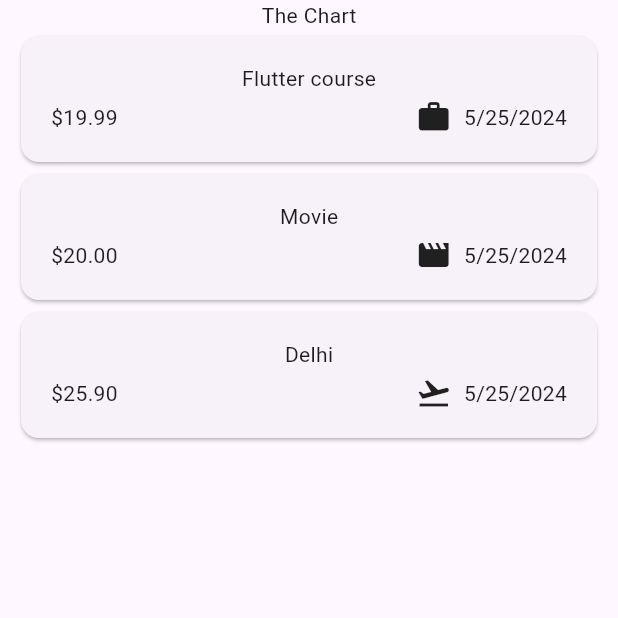
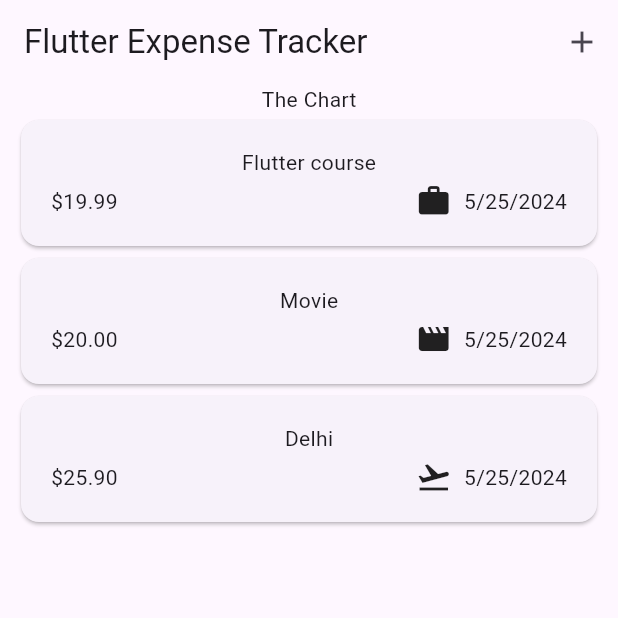
Before and after one commit to swatisharma9882/expense_tracker_app, a Flutter app: the screen it shows after launch, on a phone screen of 412 x 824 dp, the top half of it. Run offline on Flutter 3.47's test engine with Material 3 defaults, Android fonts, the phone set to English and light mode, and no system bars.

Commit message:
expense add and delete

```diff
--- a/lib/main.dart
+++ b/lib/main.dart
@@ -10,9 +10,10 @@ import "package:flutter/material.dart";
 
       @override
       Widget build(BuildContext context) {
-        return const MaterialApp(
+        return  MaterialApp(
           debugShowCheckedModeBanner: false,
-          home: Expenses(),
+          theme: ThemeData(useMaterial3: true),
+          home: const Expenses(),
         );
       }
     }
--- a/lib/screen/expenses.dart
+++ b/lib/screen/expenses.dart
@@ -1,4 +1,5 @@
 import 'package:expense_tracker_app/widgets/expenses_list.dart';
+import 'package:expense_tracker_app/widgets/new_expense.dart';
 import 'package:flutter/material.dart';
 
 import 'package:expense_tracker_app/models/expense.dart';
@@ -28,15 +29,66 @@ class _ExpensesState extends State<Expenses> {
         date: DateTime.now(),
         category: Category.travel),
   ];
+
+  void _openAddExpenseOverlay() {
+    showModalBottomSheet(
+      isScrollControlled: true,
+      context: context,
+      builder: (cxt) => NewExpense(onAddExpense: _addExpense),
+    );
+  }
+
+  void _addExpense(Expense expense) {
+    setState(() {
+      _registeredExpenses.add(expense);
+    });
+  }
+
+  void _removeExpense(Expense expense) {
+    final expenseIndex = _registeredExpenses.indexOf(expense);
+    setState(() {
+      _registeredExpenses.remove(expense);
+    });
+    ScaffoldMessenger.of(context).clearSnackBars();
+    ScaffoldMessenger.of(context).showSnackBar(
+      SnackBar(
+        duration: const Duration(seconds: 3),
+        content: const Text("Expense deleted"),
+        action: SnackBarAction(
+            label: "Undo",
+            onPressed: () {
+              setState(() {
+                _registeredExpenses.insert(expenseIndex, expense);
+              });
+            }),
+      ),
+    );
+  }
+
   @override
   Widget build(BuildContext context) {
+    Widget mainContent = const Center(
+      child: Text("No Expenses found"),
+    );
+
+    if (_registeredExpenses.isNotEmpty) {
+      mainContent = ExpensesList(
+          expense: _registeredExpenses, onRemoveExpense: _removeExpense);
+    }
     return Scaffold(
+        appBar: AppBar(
+          title: const Text("Flutter Expense Tracker"),
+          actions: [
+            IconButton(
+                onPressed: _openAddExpenseOverlay, icon: const Icon(Icons.add)),
+          ],
+        ),
         body: Padding(
           padding: const EdgeInsets.symmetric(horizontal: 10),
           child: Column(
             children: [
               const Text("The Chart"),
-          Expanded(child: ExpensesList(expense: _registeredExpenses)),
+              Expanded(child: mainContent),
             ],
           ),
         ));
--- a/lib/widgets/expenses_list.dart
+++ b/lib/widgets/expenses_list.dart
@@ -4,15 +4,23 @@ import 'package:flutter/material.dart';
 import 'package:expense_tracker_app/models/expense.dart';
 
 class ExpensesList extends StatelessWidget {
-  const ExpensesList({super.key, required this.expense});
+  const ExpensesList({super.key, required this.expense, required this.onRemoveExpense});
+
   final List<Expense> expense;
+  final Function(Expense expense) onRemoveExpense;
 
   @override
   Widget build(BuildContext context) {
     return ListView.builder(
         itemCount: expense.length,
         itemBuilder: (ctx, index) {
-          return ExpenseItem(expense[index]);
+          return Dismissible(
+            onDismissed: (direction){
+              onRemoveExpense(expense[index]);
+            },
+            key: ValueKey(expense[index]),
+            child: ExpenseItem(expense[index]),
+          );
         });
   }
 }
```
Also changed, not shown: lib/widgets/new_expense.dart (added, +153 -0 lines). Lines whose indentation alone changed are shown as unchanged.
